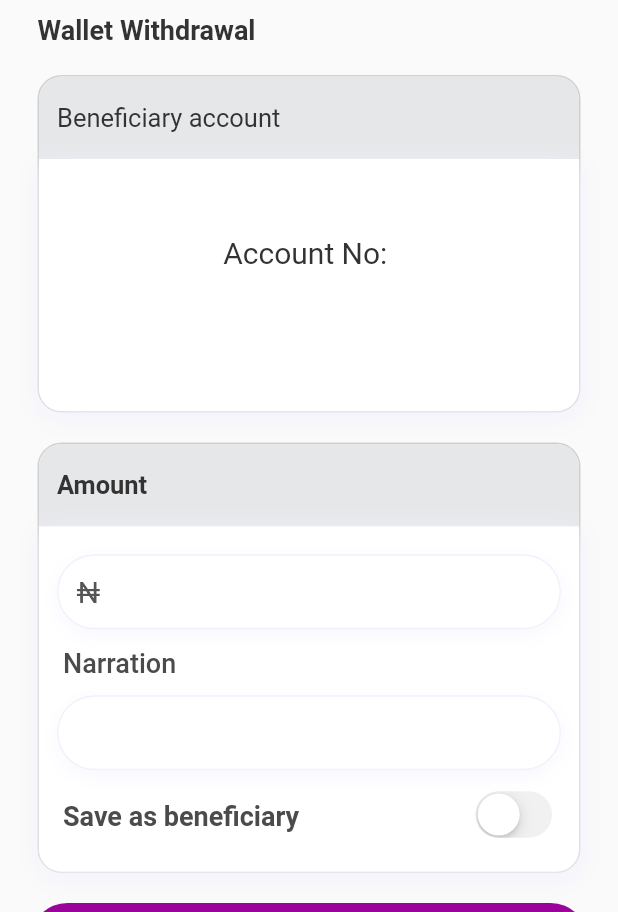
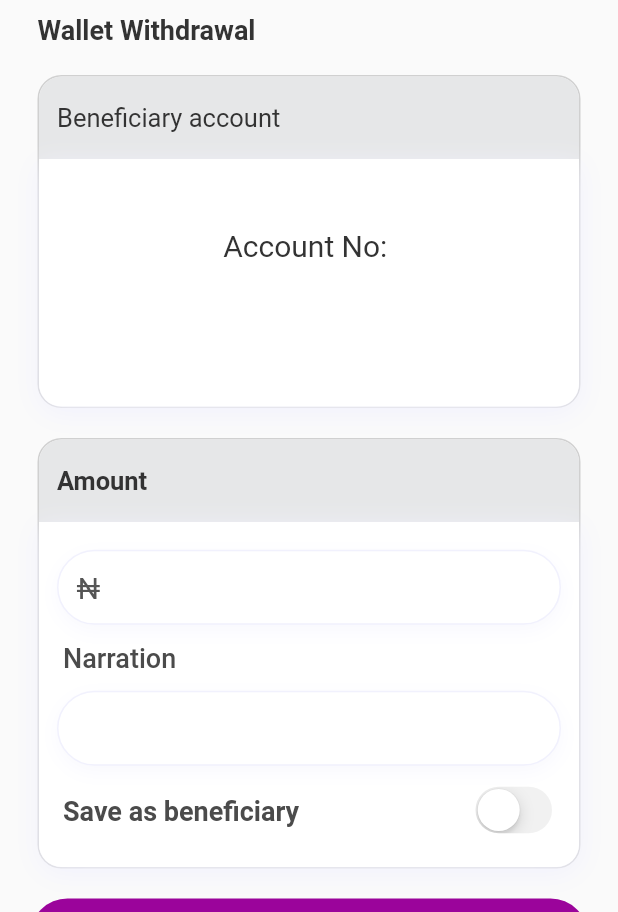
Before and after one commit to TechExpand/fixgree, a Flutter app: the WalletWithdrawCompleteWithdrawal screen opened directly with empty values, on a phone screen of 412 x 824 dp, the part 324-1236 px from its top. Run offline on Flutter 3.47's test engine with Material 2 defaults, Android fonts, the light colour scheme and no system bars; our stand-ins replace cloud_firestore, file, firebase_auth, firebase_core, firebase_storage, flutter_feather_icons and 8 more; missing offline and left inert: agora_rtc_engine, audioplayer, flutter_audio_recorder, flutter_ringtone_player, gx_file_picker; accounts and stored records are empty; network calls fail.

Commit message:
Minor UI changes

```diff
--- a/lib/Screens/Wallet/WalletFund.dart
+++ b/lib/Screens/Wallet/WalletFund.dart
@@ -136,7 +136,7 @@ class _WalletFundState extends State<WalletFund> {
                 ),
                 Container(
                   // margin: const EdgeInsets.only(bottom: 15),
-                  height: 115,
+                  height: 125,
                   decoration: BoxDecoration(
                     borderRadius: radiusBottom,
                     color: Color(0xFFFFFFFF),
--- a/lib/Screens/Wallet/WalletPay.dart
+++ b/lib/Screens/Wallet/WalletPay.dart
@@ -154,7 +154,7 @@ class _WalletPayState extends State<WalletPay> {
                     ),
                     Container(
                       // margin: const EdgeInsets.only(right: 25, left: 25),
-                      height: 125,
+                      height: 135,
                       decoration: BoxDecoration(
                         borderRadius: radiusBottom,
                         color: Color(0xFFFFFFFF),
@@ -260,7 +260,7 @@ class _WalletPayState extends State<WalletPay> {
                             Container(
                               // margin:
                               //     const EdgeInsets.only(right: 25, left: 25),
-                              height: 140,
+                              height: 150,
                               decoration: BoxDecoration(
                                 borderRadius: radiusBottom,
                                 color: Color(0xFFFFFFFF),
--- a/lib/Screens/Wallet/WalletPayCompletePayment.dart
+++ b/lib/Screens/Wallet/WalletPayCompletePayment.dart
@@ -105,7 +105,7 @@ class _WalletPayCompletePaymentState extends State<WalletPayCompletePayment> {
                   ),
                   Container(
                     // margin: const EdgeInsets.only(right: 25, left: 25),
-                    height: 130,
+                    height: 140,
                     decoration: BoxDecoration(
                       borderRadius: radiusBottom,
                       color: Color(0xFFFFFFFF),
--- a/lib/Screens/Wallet/WalletWithdraw.dart
+++ b/lib/Screens/Wallet/WalletWithdraw.dart
@@ -116,7 +116,7 @@ class _WalletWithdrawState extends State<WalletWithdraw> {
                       ),
                       Container(
                         // margin: const EdgeInsets.only(right: 25, left: 25),
-                        height: 125,
+                        height: 135,
                         decoration: BoxDecoration(
                           borderRadius: radiusBottom,
                           color: Color(0xFFFFFFFF),
@@ -217,7 +217,7 @@ class _WalletWithdrawState extends State<WalletWithdraw> {
                       ),
                       Container(
                         // margin: const EdgeInsets.only(right: 25, left: 25),
-                        height: 190,
+                        height: 200,
                         decoration: BoxDecoration(
                           borderRadius: radiusBottom,
                           color: Color(0xFFFFFFFF),
--- a/lib/Screens/Wallet/WalletWithdrawCompleteWithdrawal.dart
+++ b/lib/Screens/Wallet/WalletWithdrawCompleteWithdrawal.dart
@@ -113,7 +113,7 @@ class _WalletWithdrawCompleteWithdrawalState
                   ),
                   Container(
                     // margin: const EdgeInsets.only(right: 25, left: 25),
-                    height: 168,
+                    height: 165,
                     decoration: BoxDecoration(
                       borderRadius: radiusBottom,
                       color: Color(0xFFFFFFFF),
@@ -134,7 +134,7 @@ class _WalletWithdrawCompleteWithdrawalState
                               Text('${widget.accountName}',
                                   style: TextStyle(
                                     color: Color(0xFF333333),
-                                    fontSize: 24,
+                                    fontSize: 21,
                                     height: 1.4,
                                   )),
                             ],
```
